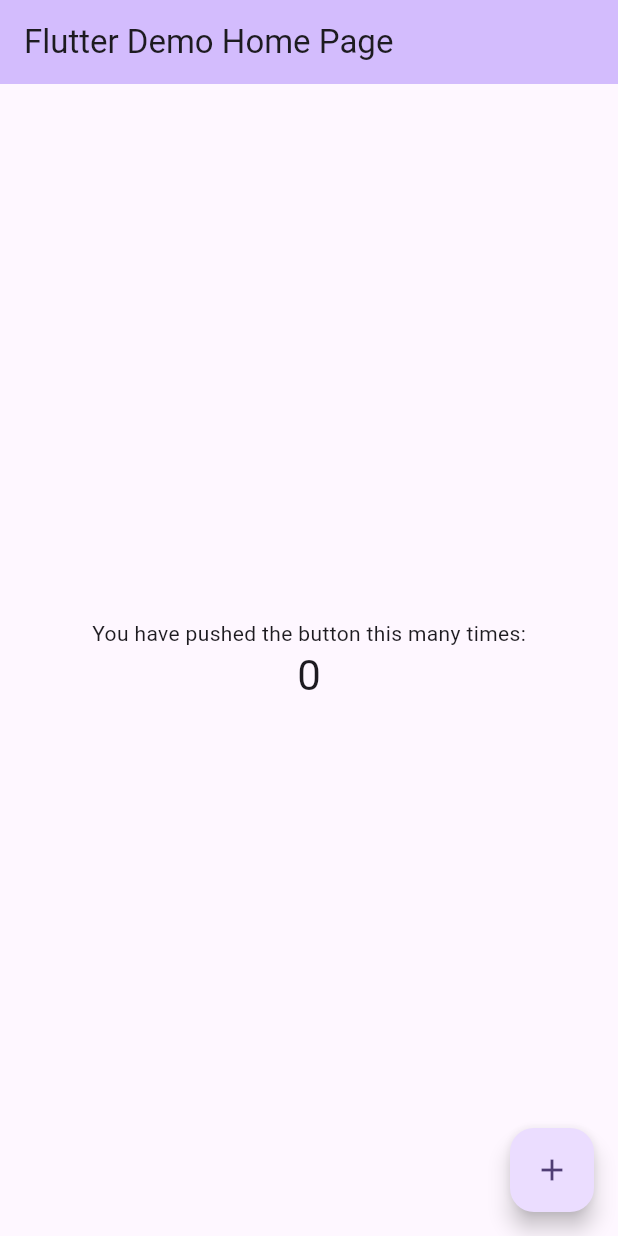
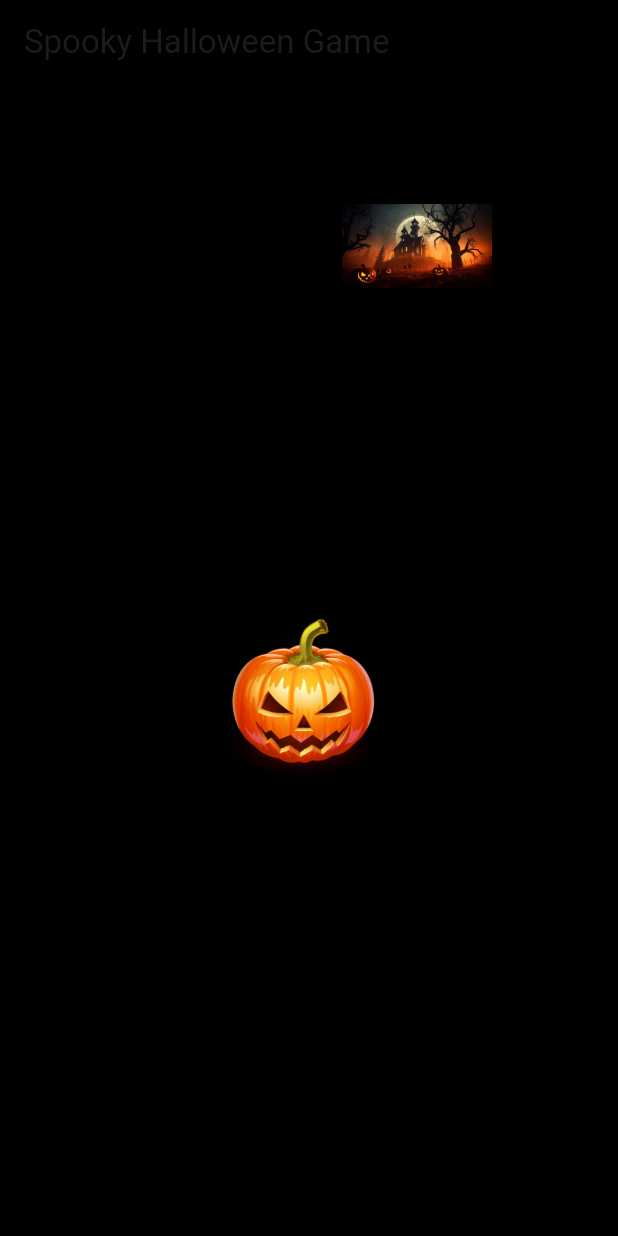
Before and after one commit to Bhati2633/hallowen, a Flutter app: the screen it shows after launch, on a phone screen of 412 x 824 dp. Run offline on Flutter 3.47's test engine with Material 3 defaults, Android fonts, the phone set to English and light mode, and no system bars; our stand-ins replace just_audio.

Commit message:
first design

```diff
--- a/lib/main.dart
+++ b/lib/main.dart
@@ -1,125 +1,120 @@
 import 'package:flutter/material.dart';
+import 'dart:math';
+import 'package:just_audio/just_audio.dart';
 
 void main() {
-  runApp(const MyApp());
+  runApp(HalloweenSpookyApp());
 }
 
-class MyApp extends StatelessWidget {
-  const MyApp({super.key});
-
-  // This widget is the root of your application.
+class HalloweenSpookyApp extends StatefulWidget {
   @override
-  Widget build(BuildContext context) {
-    return MaterialApp(
-      title: 'Flutter Demo',
-      theme: ThemeData(
-        // This is the theme of your application.
-        //
-        // TRY THIS: Try running your application with "flutter run". You'll see
-        // the application has a purple toolbar. Then, without quitting the app,
-        // try changing the seedColor in the colorScheme below to Colors.green
-        // and then invoke "hot reload" (save your changes or press the "hot
-        // reload" button in a Flutter-supported IDE, or press "r" if you used
-        // the command line to start the app).
-        //
-        // Notice that the counter didn't reset back to zero; the application
-        // state is not lost during the reload. To reset the state, use hot
-        // restart instead.
-        //
-        // This works for code too, not just values: Most code changes can be
-        // tested with just a hot reload.
-        colorScheme: ColorScheme.fromSeed(seedColor: Colors.deepPurple),
-        useMaterial3: true,
-      ),
-      home: const MyHomePage(title: 'Flutter Demo Home Page'),
-    );
-  }
+  _HalloweenSpookyAppState createState() => _HalloweenSpookyAppState();
 }
 
-class MyHomePage extends StatefulWidget {
-  const MyHomePage({super.key, required this.title});
-
-  // This widget is the home page of your application. It is stateful, meaning
-  // that it has a State object (defined below) that contains fields that affect
-  // how it looks.
-
-  // This class is the configuration for the state. It holds the values (in this
-  // case the title) provided by the parent (in this case the App widget) and
-  // used by the build method of the State. Fields in a Widget subclass are
-  // always marked "final".
-
-  final String title;
+class _HalloweenSpookyAppState extends State<HalloweenSpookyApp>
+    with SingleTickerProviderStateMixin {
+  final AudioPlayer _audioPlayer = AudioPlayer();
+  bool _gameWon = false;
+  Random _random = Random();
+  late AnimationController _controller;
+  late Animation<double> _animation;
 
   @override
-  State<MyHomePage> createState() => _MyHomePageState();
-}
+  void initState() {
+    super.initState();
+    _controller = AnimationController(
+      vsync: this,
+      duration: const Duration(seconds: 10),
+    )..repeat(reverse: true);
+    _animation = Tween<double>(begin: 0, end: 100).animate(_controller);
 
-class _MyHomePageState extends State<MyHomePage> {
-  int _counter = 0;
+    // Play spooky background music in a loop
+    _audioPlayer.setAsset('assets/sounds/spooky_background.mp3');
+    _audioPlayer.setLoopMode(LoopMode.one);
+    _audioPlayer.play();
+  }
 
-  void _incrementCounter() {
+  @override
+  void dispose() {
+    _controller.dispose();
+    _audioPlayer.dispose();
+    super.dispose();
+  }
+
+  void _playSound(String sound) async {
+    await _audioPlayer.setAsset(sound);
+    _audioPlayer.play();
+  }
+
+  // Handle correct item selection
+  void _handleCorrectSelection() {
     setState(() {
-      // This call to setState tells the Flutter framework that something has
-      // changed in this State, which causes it to rerun the build method below
-      // so that the display can reflect the updated values. If we changed
-      // _counter without calling setState(), then the build method would not be
-      // called again, and so nothing would appear to happen.
-      _counter++;
+      _gameWon = true;
     });
+    _playSound('assets/sounds/success.mp3');
+  }
+
+  // Handle trap selection
+  void _handleTrapSelection() {
+    _playSound('assets/sounds/jumpscare.mp3');
+  }
+
+  // Generate random positions for the objects
+  double _randomPosition(double max) {
+    return _random.nextDouble() * max;
   }
 
   @override
   Widget build(BuildContext context) {
-    // This method is rerun every time setState is called, for instance as done
-    // by the _incrementCounter method above.
-    //
-    // The Flutter framework has been optimized to make rerunning build methods
-    // fast, so that you can just rebuild anything that needs updating rather
-    // than having to individually change instances of widgets.
-    return Scaffold(
-      appBar: AppBar(
-        // TRY THIS: Try changing the color here to a specific color (to
-        // Colors.amber, perhaps?) and trigger a hot reload to see the AppBar
-        // change color while the other colors stay the same.
-        backgroundColor: Theme.of(context).colorScheme.inversePrimary,
-        // Here we take the value from the MyHomePage object that was created by
-        // the App.build method, and use it to set our appbar title.
-        title: Text(widget.title),
-      ),
-      body: Center(
-        // Center is a layout widget. It takes a single child and positions it
-        // in the middle of the parent.
-        child: Column(
-          // Column is also a layout widget. It takes a list of children and
-          // arranges them vertically. By default, it sizes itself to fit its
-          // children horizontally, and tries to be as tall as its parent.
-          //
-          // Column has various properties to control how it sizes itself and
-          // how it positions its children. Here we use mainAxisAlignment to
-          // center the children vertically; the main axis here is the vertical
-          // axis because Columns are vertical (the cross axis would be
-          // horizontal).
-          //
-          // TRY THIS: Invoke "debug painting" (choose the "Toggle Debug Paint"
-          // action in the IDE, or press "p" in the console), to see the
-          // wireframe for each widget.
-          mainAxisAlignment: MainAxisAlignment.center,
-          children: <Widget>[
-            const Text(
-              'You have pushed the button this many times:',
+    return MaterialApp(
+      debugShowCheckedModeBanner: false,
+      home: Scaffold(
+        appBar: AppBar(
+          title: Text("Spooky Halloween Game"),
+          backgroundColor: Colors.black,
+        ),
+        backgroundColor: Colors.black,
+        body: Stack(
+          children: [
+            if (_gameWon)
+              Center(
+                child: Column(
+                  mainAxisAlignment: MainAxisAlignment.center,
+                  children: [
+                    Text(
+                      'You Found It!',
+                      style: TextStyle(
+                        fontSize: 40,
+                        color: Colors.orange,
+                        fontWeight: FontWeight.bold,
+                      ),
+                    ),
+                    SizedBox(height: 20),
+                    Icon(Icons.star, size: 100, color: Colors.orange),
+                  ],
+                ),
+              ),
+            AnimatedPositioned(
+              duration: Duration(seconds: 2),
+              top: _randomPosition(MediaQuery.of(context).size.height - 100),
+              left: _randomPosition(MediaQuery.of(context).size.width - 100),
+              child: GestureDetector(
+                onTap: _handleTrapSelection,
+                child: Image.asset('assets/images/ghost.jpg', width: 100),
+              ),
             ),
-            Text(
-              '$_counter',
-              style: Theme.of(context).textTheme.headlineMedium,
+            AnimatedPositioned(
+              duration: Duration(seconds: 2),
+              top: _randomPosition(MediaQuery.of(context).size.height - 100),
+              left: _randomPosition(MediaQuery.of(context).size.width - 100),
+              child: GestureDetector(
+                onTap: _handleCorrectSelection,
+                child: Image.asset('assets/images/pumpkin.png', width: 100),
+              ),
             ),
           ],
         ),
       ),
-      floatingActionButton: FloatingActionButton(
-        onPressed: _incrementCounter,
-        tooltip: 'Increment',
-        child: const Icon(Icons.add),
-      ), // This trailing comma makes auto-formatting nicer for build methods.
     );
   }
 }
```
Also changed, not shown: pubspec.yaml (+8 -71 lines), assets/images/ghost.jpg (added), assets/images/pumpkin.png (added), pubspec.lock, 5 other files.
